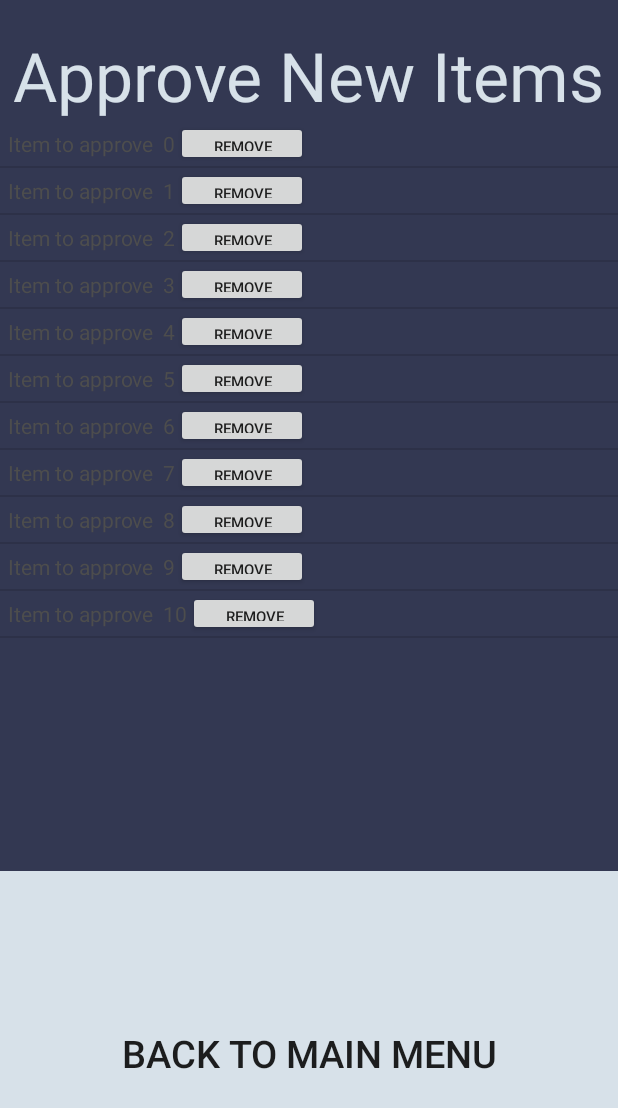
After one commit to SapirLevy95/SplitEven, an Android app: the approveNewItem screen opened directly, with no data from a screen before it, on a phone screen of 412 x 824 dp. The commit adds this screen. Shown: the top 1108 px of the screen. Run offline under Robolectric (Android 15) with nearby library versions, the phone set to English and light mode, and no system bars; our stand-ins replace Firebase (no records; nobody signed in at launch, a user with empty details on screens opened directly).

Commit message:
add approve list

```diff
--- a/app/build.gradle
+++ b/app/build.gradle
@@ -26,6 +26,9 @@ dependencies {
     implementation 'androidx.constraintlayout:constraintlayout:1.1.3'
     implementation 'com.google.firebase:firebase-auth:16.0.5'
     implementation 'com.google.firebase:firebase-database:16.0.4'
+    implementation 'com.google.android.material:material:1.0.0'
+    implementation 'androidx.navigation:navigation-fragment:2.0.0'
+    implementation 'androidx.navigation:navigation-ui:2.0.0'
     testImplementation 'junit:junit:4.12'
     androidTestImplementation 'androidx.test:runner:1.1.1'
     androidTestImplementation 'androidx.test.espresso:espresso-core:3.1.1'
--- a/app/src/main/AndroidManifest.xml
+++ b/app/src/main/AndroidManifest.xml
@@ -9,7 +9,11 @@
         android:roundIcon="@mipmap/ic_launcher_round"
         android:supportsRtl="true"
         android:theme="@style/AppTheme">
-        <activity android:name=".admin_main_menu"></activity>
+        <activity
+            android:name=".approveNewItem"
+            android:label="@string/title_activity_approve_new_item"
+            android:theme="@style/AppTheme.NoActionBar"></activity>
+        <activity android:name=".admin_main_menu" />
         <activity android:name=".add_shared_item" />
         <activity android:name=".ShoppingCart" />
         <activity android:name=".Main_menu" />
--- /dev/null
+++ b/app/src/main/java/com/example/split_even/ApproveItemsAdapter.java
@@ -0,0 +1,42 @@
+package com.example.split_even;
+
+import android.view.LayoutInflater;
+import android.view.View;
+import android.view.ViewGroup;
+import android.widget.ArrayAdapter;
+import android.widget.Button;
+import android.widget.TextView;
+
+import java.util.ArrayList;
+
+public class ApproveItemsAdapter extends ArrayAdapter<String> {
+
+    private final approveNewItem context;
+    private final ArrayList<String> item_names;
+
+    public ApproveItemsAdapter(approveNewItem context) {
+        super(context, R.layout.shoping_cart_item, context.approveItems);
+        this.context=context;
+        this.item_names=context.approveItems;
+    }
+
+    public View getView(final int position, View view, ViewGroup parent) {
+        LayoutInflater inflater=context.getLayoutInflater();
+        View rowView=inflater.inflate(R.layout.appoved_item_adapter, null,true);
+
+        TextView titleText = rowView.findViewById(R.id.title);
+        titleText.setText(this.item_names.get(position));
+        Button removeButton= rowView.findViewById(R.id.remove_button);
+
+        removeButton.setOnClickListener(new PositionalOnClickListener(position) {
+            @Override
+            public void onClick(View removeView) {
+                context.remove_item(context.approveItems.get(this.position));
+            }
+        });
+        return rowView;
+
+    };
+}
+
+;
--- /dev/null
+++ b/app/src/main/java/com/example/split_even/approveNewItem.java
@@ -0,0 +1,77 @@
+package com.example.split_even;
+
+import android.content.Intent;
+import android.os.Bundle;
+
+import com.google.firebase.auth.FirebaseAuth;
+import com.google.firebase.auth.FirebaseUser;
+import com.google.firebase.database.DataSnapshot;
+import com.google.firebase.database.DatabaseError;
+import com.google.firebase.database.DatabaseReference;
+import com.google.firebase.database.FirebaseDatabase;
+import com.google.firebase.database.ValueEventListener;
+
+import androidx.annotation.NonNull;
+import androidx.appcompat.app.AppCompatActivity;
+
+import android.view.Gravity;
+import android.view.LayoutInflater;
+import android.view.MotionEvent;
+import android.view.View;
+import android.widget.ArrayAdapter;
+import android.widget.Button;
+import android.widget.EditText;
+import android.widget.LinearLayout;
+import android.widget.ListView;
+import android.widget.PopupWindow;
+import android.widget.Spinner;
+
+import java.util.ArrayList;
+
+public class approveNewItem extends AppCompatActivity {
+
+
+    public ArrayList<String> approveItems = new ArrayList<String>();
+    public ArrayList<String> sharedItemsList = new ArrayList<>();
+    public ArrayList<PurchasedItem> listItems = new ArrayList<PurchasedItem>();
+    private ArrayAdapter<String> approve_items_adapeter;
+    private ListView mListView;
+    private Button back_button;
+    private FirebaseAuth mAuth;
+    static String userEmail;
+    private Button checkoutButton;
+    private Button addButton_popup;
+
+    @Override
+    protected void onCreate(Bundle savedInstanceState) {
+        super.onCreate(savedInstanceState);
+        setContentView(R.layout.activity_approve_new_item);
+
+        mAuth = FirebaseAuth.getInstance();
+        mListView = (ListView) findViewById(R.id.items_to_approveLv);
+        back_button = (Button) findViewById(R.id.back_to_main_menuBt);
+
+        back_button.setOnClickListener(new View.OnClickListener() {
+            @Override
+            public void onClick(View shopping_cart_view) {
+                //TODO: back
+            }
+        });
+        approve_items_adapeter = new ApproveItemsAdapter(this);
+        mListView.setAdapter(approve_items_adapeter);
+
+        for (int i = 0; i <= 10; i++) {
+            approveItems.add("Item to approve  " + i);
+        }
+
+        approve_items_adapeter.notifyDataSetChanged();
+    }
+
+
+    public void remove_item(String item) {
+        approveItems.remove(item);
+        approve_items_adapeter.notifyDataSetChanged();
+    }
+
+
+}
--- /dev/null
+++ b/app/src/main/res/layout/activity_approve_new_item.xml
@@ -0,0 +1,41 @@
+<?xml version="1.0" encoding="utf-8"?>
+<androidx.appcompat.widget.LinearLayoutCompat xmlns:android="http://schemas.android.com/apk/res/android"
+    xmlns:app="http://schemas.android.com/apk/res-auto"
+    xmlns:tools="http://schemas.android.com/tools"
+    android:layout_width="match_parent"
+    android:layout_height="match_parent"
+    android:orientation="vertical"
+    android:background="#333852"
+    android:gravity="center_horizontal">
+
+    <TextView
+        android:id="@+id/approve_new_items_titleTv"
+        android:layout_width="wrap_content"
+        android:layout_height="wrap_content"
+        android:text="Approve New Items"
+        android:textSize="45dip"
+        android:layout_marginTop="20dp"
+        android:textColor="#D7E1E9"
+
+        />
+    <ListView
+        android:id="@+id/items_to_approveLv"
+        android:layout_width="fill_parent"
+        android:layout_height="500dp"
+        android:drawSelectorOnTop="false"
+
+        />
+
+
+
+    <Button
+        android:id="@+id/back_to_main_menuBt"
+        android:layout_height="wrap_content"
+        android:layout_weight="10"
+        android:textSize="25sp"
+        android:layout_width="match_parent"
+        android:text="back to main menu"
+        android:background="#D7E1E9"
+        style="?android:attr/borderlessButtonStyle"
+        />
+</androidx.appcompat.widget.LinearLayoutCompat>
--- /dev/null
+++ b/app/src/main/res/layout/appoved_item_adapter.xml
@@ -0,0 +1,23 @@
+<?xml version="1.0" encoding="utf-8"?>
+<LinearLayout xmlns:android="http://schemas.android.com/apk/res/android"
+    android:layout_width="match_parent"
+    android:layout_height="match_parent"
+    xmlns:tools="http://schemas.android.com/tools"
+    tools:context="."
+    android:orientation="horizontal">
+    <TextView
+        android:id="@+id/title"
+        android:layout_width="wrap_content"
+        android:layout_height="20dp"
+        android:layout_marginLeft="5dp"
+        android:text="Title"
+        android:textColor="#4d4d4d"/>
+
+    <Button
+        android:id="@+id/remove_button"
+        android:layout_width="wrap_content"
+        android:textSize="10dp"
+        android:layout_height="30dp"
+        android:layout_marginRight="10dp"
+        android:text="Remove" />
+</LinearLayout>
--- /dev/null
+++ b/app/src/main/res/values/dimens.xml
@@ -0,0 +1,3 @@
+<resources>
+    <dimen name="fab_margin">16dp</dimen>
+</resources>
--- a/app/src/main/res/values/styles.xml
+++ b/app/src/main/res/values/styles.xml
@@ -9,4 +9,13 @@
         <item name="android:layoutDirection">ltr</item>
     </style>
 
+    <style name="AppTheme.NoActionBar">
+        <item name="windowActionBar">false</item>
+        <item name="windowNoTitle">true</item>
+    </style>
+
+    <style name="AppTheme.AppBarOverlay" parent="ThemeOverlay.AppCompat.Dark.ActionBar" />
+
+    <style name="AppTheme.PopupOverlay" parent="ThemeOverlay.AppCompat.Light" />
+
 </resources>
```
Also changed, not shown: app/src/main/java/com/example/split_even/FirstFragment.java (added, +34 -0 lines), app/src/main/java/com/example/split_even/Main_menu.java (+14 -8 lines), app/src/main/java/com/example/split_even/SecondFragment.java (added, +34 -0 lines), app/src/main/java/com/example/split_even/register_page.java (+65 -64 lines), app/src/main/res/layout/activity_main_menu.xml (+9 -0 lines), app/src/main/res/layout/content_approve_new_item.xml (added, +19 -0 lines), app/src/main/res/layout/fragment_first.xml (added, +28 -0 lines), app/src/main/res/layout/fragment_second.xml (added, +27 -0 lines), app/src/main/res/navigation/nav_graph.xml (added, +28 -0 lines), app/src/main/res/values/strings.xml (+9 -0 lines), 1 other file.
